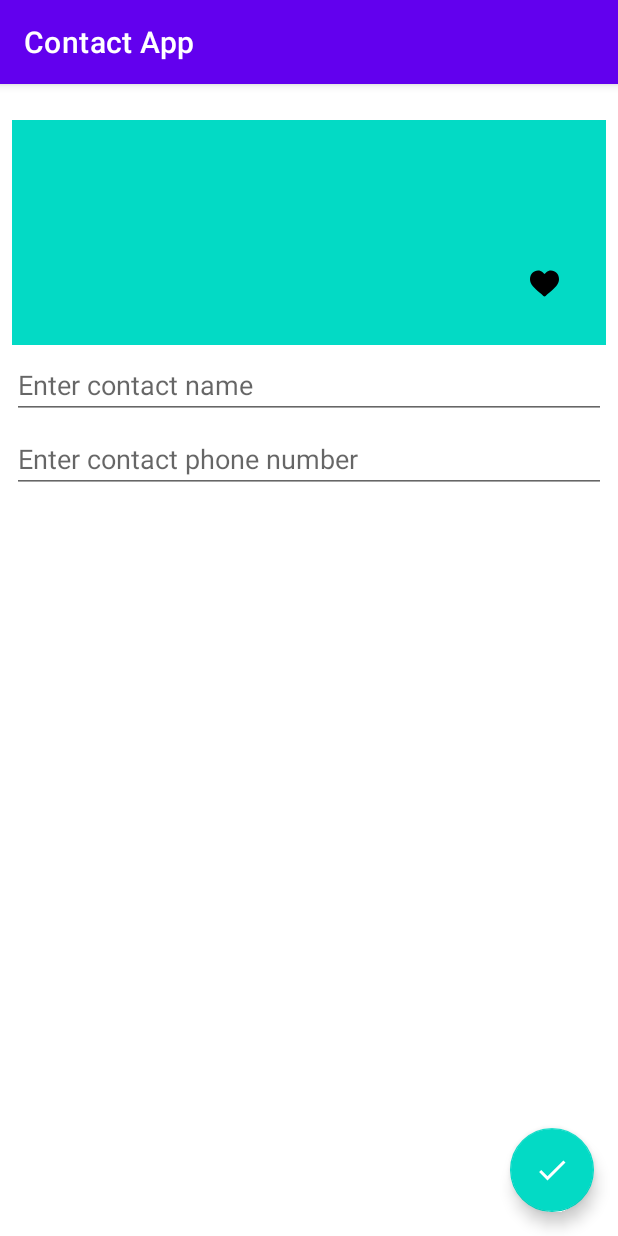
After one commit to riskymind/Contact-App, an Android app: the AddEditContactFragment screen opened through its navigation route, on a phone screen of 412 x 824 dp. The commit adds this screen. Run offline under Robolectric (Android 15) with nearby library versions, the phone set to English and light mode, and no system bars.

Commit message:
set up contact app navigation

```diff
--- a/app/src/main/AndroidManifest.xml
+++ b/app/src/main/AndroidManifest.xml
@@ -10,7 +10,7 @@
         android:supportsRtl="true"
         android:theme="@style/Theme.ContactApp">
         <activity
-            android:name=".MainActivity"
+            android:name=".ui.MainActivity"
             android:exported="true">
             <intent-filter>
                 <action android:name="android.intent.action.MAIN" />
--- a/app/src/main/java/com/asterisk/contactapp/MainActivity.kt
+++ b/app/src/main/java/com/asterisk/contactapp/ui/MainActivity.kt
@@ -1,7 +1,8 @@
-package com.asterisk.contactapp
+package com.asterisk.contactapp.ui
 
 import androidx.appcompat.app.AppCompatActivity
 import android.os.Bundle
+import com.asterisk.contactapp.R
 
 class MainActivity : AppCompatActivity() {
     override fun onCreate(savedInstanceState: Bundle?) {
--- /dev/null
+++ b/app/src/main/java/com/asterisk/contactapp/ui/add_edit_contact/AddEditContactFragment.kt
@@ -0,0 +1,7 @@
+package com.asterisk.contactapp.ui.add_edit_contact
+
+import androidx.fragment.app.Fragment
+import com.asterisk.contactapp.R
+
+class AddEditContactFragment: Fragment(R.layout.fragment_add_edit_contact) {
+}
--- /dev/null
+++ b/app/src/main/java/com/asterisk/contactapp/ui/contacts/ContactsFragment.kt
@@ -0,0 +1,7 @@
+package com.asterisk.contactapp.ui.contacts
+
+import androidx.fragment.app.Fragment
+import com.asterisk.contactapp.R
+
+class ContactsFragment: Fragment(R.layout.fragment_contacts) {
+}
--- a/app/src/main/res/layout/activity_main.xml
+++ b/app/src/main/res/layout/activity_main.xml
@@ -4,15 +4,19 @@
     xmlns:tools="http://schemas.android.com/tools"
     android:layout_width="match_parent"
     android:layout_height="match_parent"
-    tools:context=".MainActivity">
+    tools:context=".ui.MainActivity">
 
-    <TextView
-        android:layout_width="wrap_content"
-        android:layout_height="wrap_content"
-        android:text="Hello World!"
+    <androidx.fragment.app.FragmentContainerView
+        android:id="@+id/nav_host_fragment"
+        android:name="androidx.navigation.fragment.NavHostFragment"
+        android:layout_width="match_parent"
+        android:layout_height="match_parent"
+        app:defaultNavHost="true"
         app:layout_constraintBottom_toBottomOf="parent"
-        app:layout_constraintLeft_toLeftOf="parent"
-        app:layout_constraintRight_toRightOf="parent"
-        app:layout_constraintTop_toTopOf="parent" />
+        app:layout_constraintEnd_toEndOf="parent"
+        app:layout_constraintHorizontal_bias="0.5"
+        app:layout_constraintStart_toStartOf="parent"
+        app:layout_constraintTop_toTopOf="parent"
+        app:navGraph="@navigation/nav_graph" />
 
 </androidx.constraintlayout.widget.ConstraintLayout>
--- a/app/src/main/res/layout/fragment_add_edit_contact.xml
+++ b/app/src/main/res/layout/fragment_add_edit_contact.xml
@@ -3,7 +3,8 @@
     xmlns:app="http://schemas.android.com/apk/res-auto"
     xmlns:tools="http://schemas.android.com/tools"
     android:layout_width="match_parent"
-    android:layout_height="match_parent">
+    android:layout_height="match_parent"
+    tools:context=".ui.add_edit_contact.AddEditContactFragment">
 
     <androidx.constraintlayout.widget.ConstraintLayout
         android:layout_width="match_parent"
--- a/app/src/main/res/layout/fragment_contacts.xml
+++ b/app/src/main/res/layout/fragment_contacts.xml
@@ -1,7 +1,9 @@
 <?xml version="1.0" encoding="utf-8"?>
 <androidx.coordinatorlayout.widget.CoordinatorLayout xmlns:android="http://schemas.android.com/apk/res/android"
     android:layout_width="match_parent"
-    android:layout_height="match_parent">
+    android:layout_height="match_parent"
+    xmlns:tools="http://schemas.android.com/tools"
+    tools:context=".ui.contacts.ContactsFragment">
 
     <androidx.recyclerview.widget.RecyclerView
         android:id="@+id/rv_contacts"
@@ -14,6 +16,7 @@
         android:layout_height="wrap_content"
         android:layout_gravity="bottom|end"
         android:layout_margin="16dp"
+        android:src="@drawable/ic_add"
         android:contentDescription="@string/add_contact_button_text" />
 
 </androidx.coordinatorlayout.widget.CoordinatorLayout>
--- /dev/null
+++ b/app/src/main/res/navigation/nav_graph.xml
@@ -0,0 +1,22 @@
+<?xml version="1.0" encoding="utf-8"?>
+<navigation xmlns:android="http://schemas.android.com/apk/res/android"
+    xmlns:app="http://schemas.android.com/apk/res-auto"
+    xmlns:tools="http://schemas.android.com/tools"
+    android:id="@+id/nav_graph"
+    app:startDestination="@id/contactsFragment">
+
+    <fragment
+        android:id="@+id/contactsFragment"
+        android:name="com.asterisk.contactapp.ui.contacts.ContactsFragment"
+        android:label="fragment_contacts"
+        tools:layout="@layout/fragment_contacts" >
+        <action
+            android:id="@+id/action_contactsFragment_to_addEditContactFragment"
+            app:destination="@id/addEditContactFragment" />
+    </fragment>
+    <fragment
+        android:id="@+id/addEditContactFragment"
+        android:name="com.asterisk.contactapp.ui.add_edit_contact.AddEditContactFragment"
+        android:label="fragment_add_edit_contact"
+        tools:layout="@layout/fragment_add_edit_contact" />
+</navigation>
```
